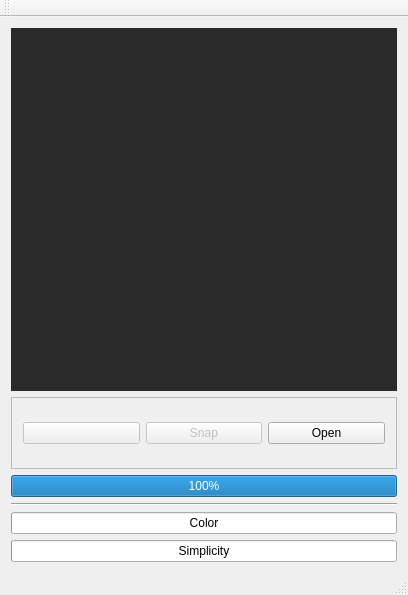
This is ui/wafmainwindow.ui in nagyistoce/wafmeter as Qt 5 draws it before an edit. The edited form follows.
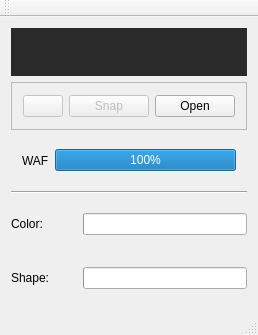
This is the edited form. Icons and pictures are not drawn.

Patch:
```diff
--- a/ui/wafmainwindow.ui
+++ b/ui/wafmainwindow.ui
@@ -1,12 +1,12 @@
 <ui version="4.0" >
  <class>WAFMainWindow</class>
- <widget class="QMainWindow" name="WAFMainWindow" >
-  <property name="geometry" >
+ <widget class="QMainWindow" name="WAFMainWindow">
+  <property name="geometry">
    <rect>
     <x>0</x>
     <y>0</y>
-    <width>408</width>
-    <height>595</height>
+    <width>250</width>
+    <height>335</height>
    </rect>
   </property>
   <property name="windowTitle" >
@@ -32,6 +32,9 @@
       <property name="scaledContents" >
        <bool>false</bool>
       </property>
+      <property name="alignment">
+       <set>Qt::AlignCenter</set>
+      </property>
      </widget>
     </item>
     <item>
@@ -110,10 +113,23 @@
      </widget>
     </item>
     <item>
-     <widget class="QProgressBar" name="wafProgressBar" >
-      <property name="value" >
-       <number>100</number>
-      </property>
+     <widget class="QWidget" name="widget_3" native="true">
+      <layout class="QHBoxLayout" name="horizontalLayout_4">
+       <item>
+        <widget class="QLabel" name="label_3">
+         <property name="text">
+          <string>WAF</string>
+         </property>
+        </widget>
+       </item>
+       <item>
+        <widget class="QProgressBar" name="wafProgressBar">
+         <property name="value">
+          <number>100</number>
+         </property>
+        </widget>
+       </item>
+      </layout>
      </widget>
     </item>
     <item>
@@ -124,26 +140,76 @@
      </widget>
     </item>
     <item>
-     <widget class="QProgressBar" name="colorProgressBar" >
-      <property name="value" >
-       <number>0</number>
-      </property>
-      <property name="textDirection" >
-       <enum>QProgressBar::TopToBottom</enum>
-      </property>
-      <property name="format" >
-       <string>Color</string>
-      </property>
+     <widget class="QWidget" name="widget" native="true">
+      <layout class="QHBoxLayout" name="horizontalLayout_2">
+       <property name="spacing">
+        <number>2</number>
+       </property>
+       <property name="margin">
+        <number>0</number>
+       </property>
+       <item>
+        <widget class="QLabel" name="label">
+         <property name="minimumSize">
+          <size>
+           <width>70</width>
+           <height>0</height>
+          </size>
+         </property>
+         <property name="text">
+          <string>Color: </string>
+         </property>
+        </widget>
+       </item>
+       <item>
+        <widget class="QProgressBar" name="colorProgressBar">
+         <property name="value">
+          <number>0</number>
+         </property>
+         <property name="textDirection">
+          <enum>QProgressBar::TopToBottom</enum>
+         </property>
+         <property name="format">
+          <string/>
+         </property>
+        </widget>
+       </item>
+      </layout>
      </widget>
     </item>
     <item>
-     <widget class="QProgressBar" name="contourProgressBar" >
-      <property name="value" >
-       <number>0</number>
-      </property>
-      <property name="format" >
-       <string>Simplicity</string>
-      </property>
+     <widget class="QWidget" name="widget_2" native="true">
+      <layout class="QHBoxLayout" name="horizontalLayout_3">
+       <property name="spacing">
+        <number>2</number>
+       </property>
+       <property name="margin">
+        <number>0</number>
+       </property>
+       <item>
+        <widget class="QLabel" name="label_2">
+         <property name="minimumSize">
+          <size>
+           <width>70</width>
+           <height>0</height>
+          </size>
+         </property>
+         <property name="text">
+          <string>Shape:</string>
+         </property>
+        </widget>
+       </item>
+       <item>
+        <widget class="QProgressBar" name="contourProgressBar">
+         <property name="value">
+          <number>0</number>
+         </property>
+         <property name="format">
+          <string/>
+         </property>
+        </widget>
+       </item>
+      </layout>
      </widget>
     </item>
    </layout>
@@ -158,7 +224,7 @@
   </widget>
   <widget class="QStatusBar" name="statusBar" />
  </widget>
- <layoutdefault spacing="6" margin="11" />
+ <layoutdefault spacing="6" margin="11"/>
  <resources>
   <include location="WAFMeter.qrc" />
  </resources>
```
Left out of the diff: 91 changed lines with no effect on the pictures.
